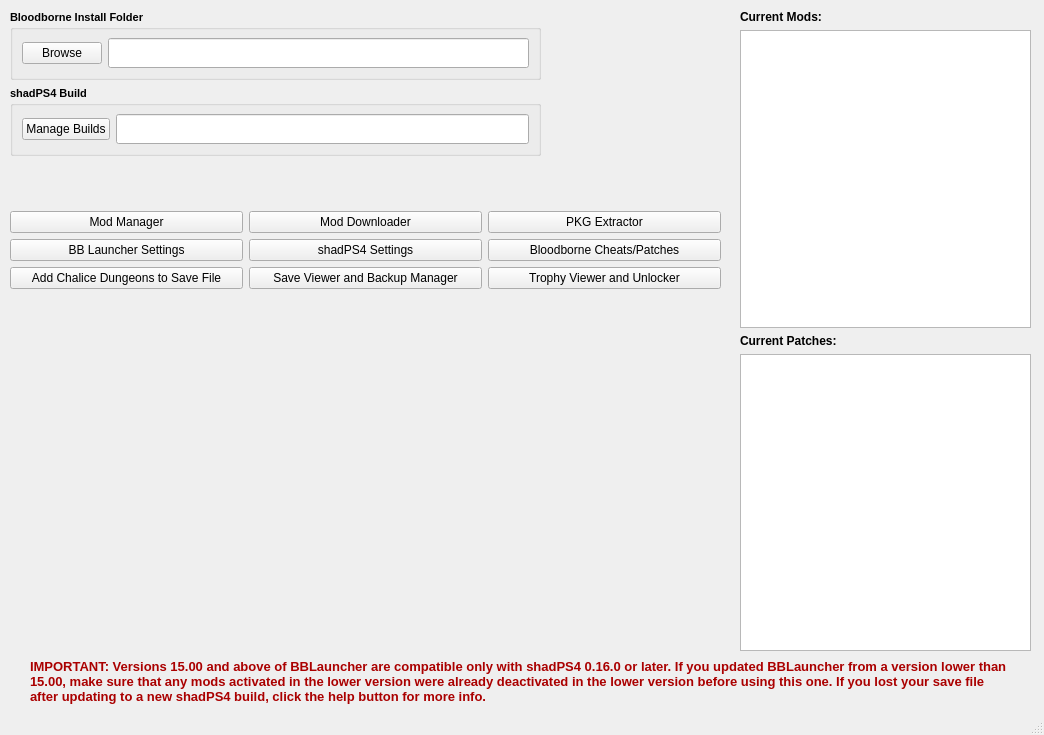
The window that modules/bblauncher.ui (rainmakerv3/BB_Launcher) describes before a commit, drawn with Qt 5.
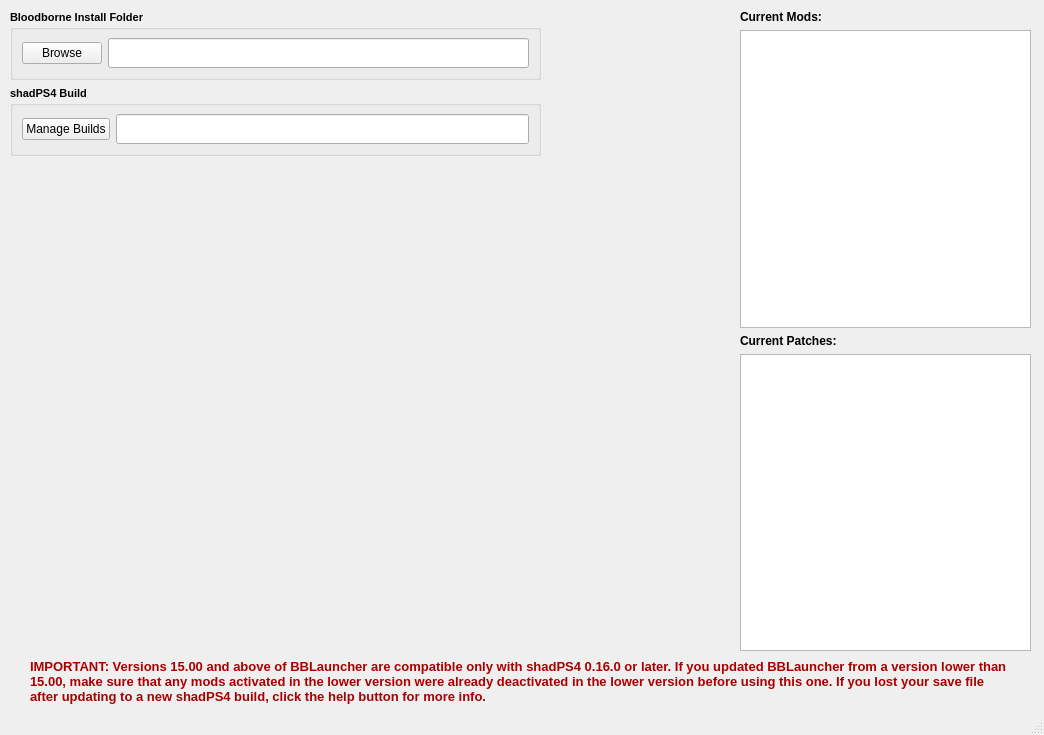
The same window after the commit.

What changed in the file:
```diff
--- a/modules/bblauncher.ui
+++ b/modules/bblauncher.ui
@@ -252,9 +252,9 @@
     <property name="geometry">
      <rect>
       <x>10</x>
-      <y>340</y>
+      <y>460</y>
       <width>711</width>
-      <height>311</height>
+      <height>191</height>
      </rect>
     </property>
     <layout class="QVBoxLayout" name="logLayout"/>
@@ -283,88 +283,12 @@
       <x>10</x>
       <y>170</y>
       <width>711</width>
-      <height>161</height>
+      <height>291</height>
      </rect>
     </property>
     <layout class="QVBoxLayout" name="ButtonsMenuLayout">
      <item>
-      <layout class="QVBoxLayout" name="TextButtonsLayout">
-       <item>
-        <layout class="QHBoxLayout" name="horizontalLayout_4">
-         <item>
-          <widget class="QPushButton" name="ModManagerButton">
-           <property name="text">
-            <string>Mod Manager</string>
-           </property>
-          </widget>
-         </item>
-         <item>
-          <widget class="QPushButton" name="downloaderButton">
-           <property name="text">
-            <string>Mod Downloader</string>
-           </property>
-          </widget>
-         </item>
-         <item>
-          <widget class="QPushButton" name="pkgButton">
-           <property name="text">
-            <string>PKG Extractor</string>
-           </property>
-          </widget>
-         </item>
-        </layout>
-       </item>
-       <item>
-        <layout class="QHBoxLayout" name="horizontalLayout_9">
-         <item>
-          <widget class="QPushButton" name="LauncherSettingsButton">
-           <property name="text">
-            <string>BB Launcher Settings</string>
-           </property>
-          </widget>
-         </item>
-         <item>
-          <widget class="QPushButton" name="shadSettingsButton">
-           <property name="text">
-            <string>shadPS4 Settings</string>
-           </property>
-          </widget>
-         </item>
-         <item>
-          <widget class="QPushButton" name="PatchesButton">
-           <property name="text">
-            <string>Bloodborne Cheats/Patches</string>
-           </property>
-          </widget>
-         </item>
-        </layout>
-       </item>
-       <item>
-        <layout class="QHBoxLayout" name="horizontalLayout">
-         <item>
-          <widget class="QPushButton" name="chaliceButton">
-           <property name="text">
-            <string>Add Chalice Dungeons to Save File</string>
-           </property>
-          </widget>
-         </item>
-         <item>
-          <widget class="QPushButton" name="SaveManagerButton">
-           <property name="text">
-            <string>Save Viewer and Backup Manager</string>
-           </property>
-          </widget>
-         </item>
-         <item>
-          <widget class="QPushButton" name="TrophyButton">
-           <property name="text">
-            <string>Trophy Viewer and Unlocker</string>
-           </property>
-          </widget>
-         </item>
-        </layout>
-       </item>
-      </layout>
+      <layout class="QHBoxLayout" name="IconButtonsRow1"/>
      </item>
      <item>
       <layout class="QHBoxLayout" name="IconButtonsLayout"/>
```
Left out of the diff: 5 changed lines with no effect on the pictures.
